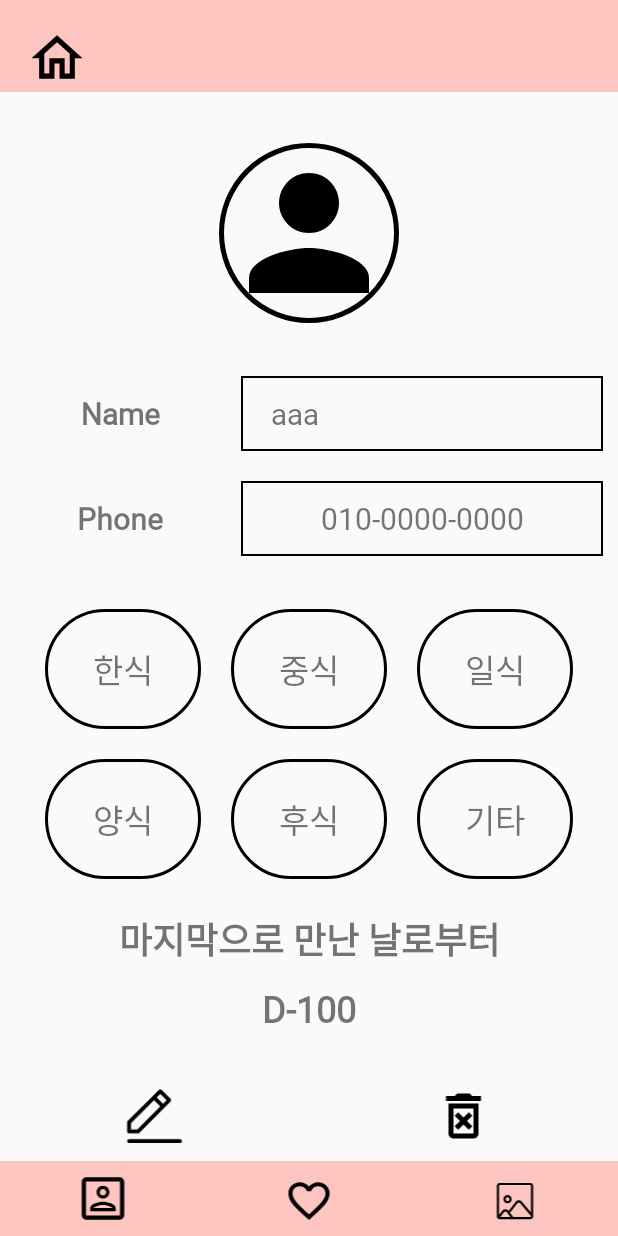
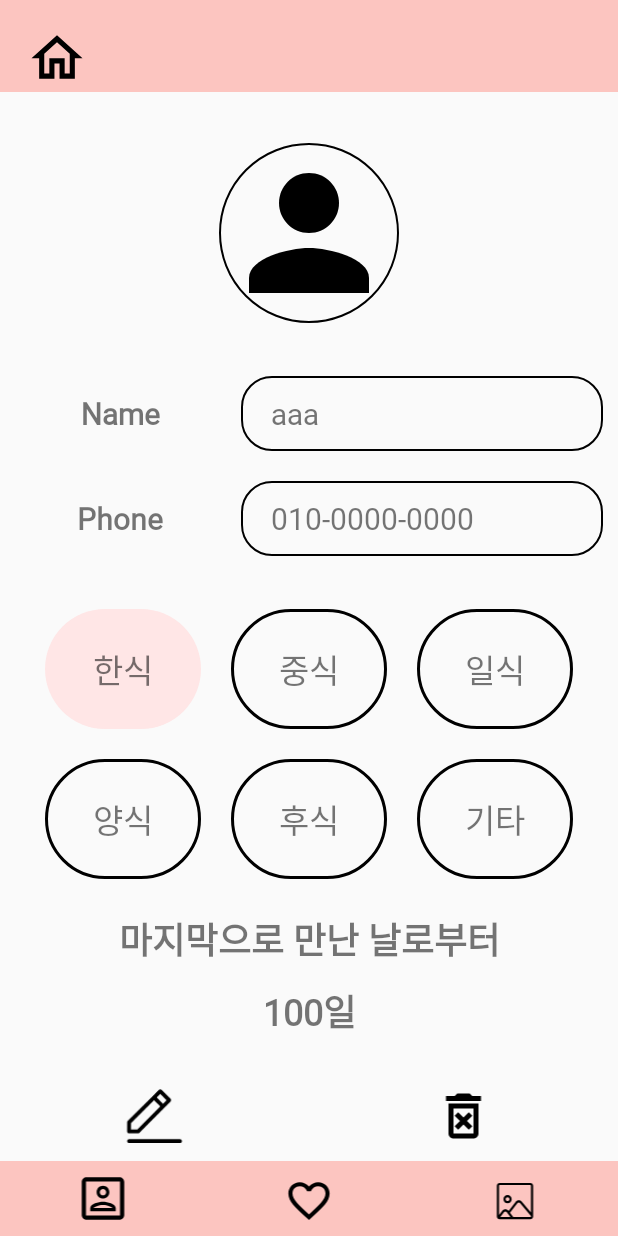
Before and after one commit to editadiary/bapmuksa, an Android app: the ContactActivity screen opened directly, with no data from a screen before it, after a tap on "aaa", on a phone screen of 412 x 824 dp. Run offline under Robolectric (Android 15) with nearby library versions, the phone set to English and light mode, and no system bars; our stand-ins replace CircleImageView.

Commit message:
tag button click

```diff
--- a/app/src/main/java/com/example/myapplication/Common.java
+++ b/app/src/main/java/com/example/myapplication/Common.java
@@ -1,17 +1,14 @@
 package com.example.myapplication;
 
+import android.app.Activity;
 import android.content.Context;
 import android.os.Environment;
-import android.util.TypedValue;
+import android.widget.TextView;
 
 import com.example.myapplication.Contact.Contact;
 import com.example.myapplication.Contact.ContactAdapter;
 import com.example.myapplication.Gallery.GalleryAdapter;
 import com.example.myapplication.Gallery.ImageFile;
-
-import org.json.JSONArray;
-import org.json.JSONException;
-import org.json.JSONObject;
 
 import java.io.IOException;
 import java.io.InputStream;
@@ -21,14 +18,12 @@ import java.util.Stack;
 
 
 public class Common {
-    public static final String[] food_tags = {"한식", "중식", "일식", "양식", "후식", "기타"};
-    public static boolean isAvailable = false;
-    public static boolean isReadable = false;
-    public static boolean isWriteable = false;
+    public static final String[] food_tags_id = {"tagKorean", "tagChinese", "tagJapanese", "tagItalian", "tagDessert", "tagETC"};
+    public static final int[] food_tags_color = {R.drawable.checked_circle_korean, R.drawable.checked_circle_chinese, R.drawable.checked_circle_japanese, R.drawable.checked_circle_italian, R.drawable.checked_circle_dessert, R.drawable.checked_circle_etc};
     public static final String root = Environment.getExternalStorageDirectory().getAbsolutePath();
     public static final String files_path = "/Android/data/com.example.myapplication/files/";
-
     public static final String CONTACT_JSON_FILE_NAME = "contact.json";
+    public static boolean isAvailable = false, isReadable = false, isWriteable = false;
     public static Stack<Integer> stack_page;
     public static ArrayList<Contact> mContactList;
     public static ContactAdapter mAdapter;
@@ -38,6 +33,12 @@ public class Common {
     // btn: 0: Home, 1: Contact, 2: Gallery, 3:IDK, 4: Contact Create, 5: Contact Detail, 6: Contact Update
     public static int currentTab = 0;
     public static int id_num = 12;
+
+    public static void toPrev(Activity activity) {
+        if(stack_page.empty()) System.exit(0);
+        stack_page.pop();
+        activity.finish();
+    }
 
     public static String getJsonString(Context context, String fileName) {
         String str = "";
@@ -58,6 +59,15 @@ public class Common {
 
         return str;
     }
+
+    public static void setTagsColor(TextView[] views, boolean[] checked) {
+        for(int i = 0; i < 6; i++) {
+            if(checked[i]){
+                views[i].setBackgroundResource(food_tags_color[i]);
+            }
+        }
+    }
+
     public static ArrayList<ImageFile> initGallery() {
         ArrayList<ImageFile> items = new ArrayList<>();
         items.add(new ImageFile("칵테일", R.drawable.image1, 4, 180702));
@@ -78,7 +88,6 @@ public class Common {
         items.add(new ImageFile("파전", R.drawable.image16, 0, 220702));
 
         return items;
-
     }
 
 }
--- a/app/src/main/java/com/example/myapplication/Contact/ContactActivity.java
+++ b/app/src/main/java/com/example/myapplication/Contact/ContactActivity.java
@@ -16,6 +16,7 @@ import android.net.Uri;
 import android.os.Build;
 import android.os.Bundle;
 import android.provider.ContactsContract;
+import android.util.Log;
 import android.view.View;
 import android.widget.ImageView;
 
@@ -62,10 +63,12 @@ public class ContactActivity extends AppCompatActivity implements View.OnClickLi
             if(stack_page.peek() == 5) return;
 
             stack_page.push(5);
-            Intent intent = new Intent(getApplicationContext(), ContactDetailActivity.class);
+            Intent intent = new Intent(this, ContactDetailActivity.class);
+            Log.d("tags____", mContactList.get(position).getTags().toString());
             intent.putExtra("name", mContactList.get(position).getName())
                     .putExtra("phone", mContactList.get(position).getPhone())
-                            .putExtra("pos", Integer.toString(position));
+                    .putExtra("tags", mContactList.get(position).getTags())
+                    .putExtra("pos", Integer.toString(position));
 
             startActivity(intent);
         };
@@ -79,4 +82,10 @@ public class ContactActivity extends AppCompatActivity implements View.OnClickLi
         Intent intent = new Intent(this, ContactCreateActivity.class);
         startActivity(intent);
     }
+
+    @Override
+    public void onBackPressed() {
+        Common.toPrev(this);
+    }
+
 }
--- a/app/src/main/java/com/example/myapplication/Contact/ContactDetailActivity.java
+++ b/app/src/main/java/com/example/myapplication/Contact/ContactDetailActivity.java
@@ -21,38 +21,38 @@ import com.example.myapplication.Common;
 import com.example.myapplication.R;
 
 public class ContactDetailActivity extends AppCompatActivity implements View.OnClickListener {
-    String pos = "-1";
-    String name = "이름이 없습니다.";
-    String phone = "전화번호가 없습니다.";
+    String pos = "-1", name = "이름이 없습니다.", phone = "전화번호가 없습니다.";
+    boolean[] tags = new boolean[6];
+    ActivityResultLauncher<Intent> activityResultLauncher;
     ImageView editBtn, deleteBtn;
-    ActivityResultLauncher<Intent> activityResultLauncher;
+    TextView nameTV, phoneTV;
+    TextView[] tagTV = new TextView[6];
     Bundle extras;
 
     protected void onCreate(@Nullable Bundle savedInstanceState) {
         super.onCreate(savedInstanceState);
         setContentView(R.layout.activity_contact_detail);
 
+        // findViewById
         editBtn = findViewById(R.id.ic_edit);
         deleteBtn = findViewById(R.id.ic_delete);
 
+        nameTV = findViewById(R.id.detail_name);
+        phoneTV = findViewById(R.id.detail_phone);
+
         editBtn.setOnClickListener(this);
-        editBtn.setOnClickListener(this);
+        deleteBtn.setOnClickListener(this);
 
-        TextView nameTV = findViewById(R.id.detail_name);
-        TextView phoneTV = findViewById(R.id.detail_phone);
+        for(int i = 0; i < 6; ++i)
+            tagTV[i] = findViewById(getResources().getIdentifier(Common.food_tags_id[i], "id", getPackageName()));
 
-        extras = getIntent().getExtras();
-        if(extras != null) {
-            name = extras.getString("name");
-            phone = extras.getString("phone");
-            pos = extras.getString("pos");
-        }
+        setViews();
 
-        nameTV.setText(name);
-        phoneTV.setText(phone);
+        activityResultLauncher = setResultLauncher();
+    }
 
-
-        activityResultLauncher = registerForActivityResult(new ActivityResultContracts.StartActivityForResult(), result -> {
+    private ActivityResultLauncher<Intent> setResultLauncher() {
+        return registerForActivityResult(new ActivityResultContracts.StartActivityForResult(), result -> {
             if(result.getResultCode() == 200) {
                 assert result.getData() != null;
                 extras = result.getData().getExtras();
@@ -60,15 +60,35 @@ public class ContactDetailActivity extends AppCompatActivity implements View.OnC
                 if(extras != null) {
                     name = extras.getString("name");
                     phone = extras.getString("phone");
+                    tags = extras.getBooleanArray("tags");
                     pos = extras.getString("pos");
                 }
+                Common.setTagsColor(tagTV, tags);
 
                 nameTV.setText(name);
                 phoneTV.setText(phone);
             }
         });
     }
+    private void setViews() {
+        Bundle extras = getIntent().getExtras();
+        if(extras != null) {
+            name = extras.getString("name");
+            phone = extras.getString("phone");
+            tags = extras.getBooleanArray("tags");
+            pos = extras.getString("pos");
+        }
 
+        nameTV.setText(name);
+        phoneTV.setText(phone);
+
+        Common.setTagsColor(tagTV, tags);
+    }
+
+    @Override
+    public void onBackPressed() {
+        Common.toPrev(this);
+    }
 
     @Override
     public void onClick(View v) {
@@ -81,7 +101,8 @@ public class ContactDetailActivity extends AppCompatActivity implements View.OnC
             intent = new Intent(getApplicationContext(), ContactUpdateActivity.class);
             intent.putExtra("name", name)
                     .putExtra("phone", phone)
-                            .putExtra("pos", pos);
+                    .putExtra("tags", tags)
+                    .putExtra("pos", pos);
 
             activityResultLauncher.launch(intent);
         }
@@ -94,12 +115,9 @@ public class ContactDetailActivity extends AppCompatActivity implements View.OnC
             builder.setPositiveButton("Confirm", (dialog, which) -> {
                 mContactList.remove(Integer.parseInt(pos));
                 Toast.makeText(this, "This Contact is deleted.", Toast.LENGTH_LONG).show();
-                mAdapter.notifyDataSetChanged();
                 stack_page.pop(); stack_page.push(1);
                 finish();
-            });
-            builder.setNegativeButton("Cancel", (dialog, which) -> {
-               return;
+                mAdapter.notifyDataSetChanged();
             });
             AlertDialog dlg = builder.create();
             dlg.show();
--- a/app/src/main/res/drawable/all_border_line.xml
+++ b/app/src/main/res/drawable/all_border_line.xml
@@ -10,7 +10,9 @@
                 android:width="1dp"
                 android:color="#000000"/>
             <solid android:color="#00000000"/>
+            <corners
+                android:radius="20dp"
+                />
         </shape>
-
     </item>
 </selector>
--- /dev/null
+++ b/app/src/main/res/drawable/checked_circle_chinese.xml
@@ -0,0 +1,9 @@
+<?xml version="1.0" encoding="utf-8"?>
+<shape xmlns:android="http://schemas.android.com/apk/res/android">
+    <solid android:color="#F2D1D1"/>
+
+    <corners
+        android:radius="60dp"
+        />
+
+</shape>
--- /dev/null
+++ b/app/src/main/res/drawable/checked_circle_dessert.xml
@@ -0,0 +1,9 @@
+<?xml version="1.0" encoding="utf-8"?>
+<shape xmlns:android="http://schemas.android.com/apk/res/android">
+    <solid android:color="@color/dessert"/>
+
+    <corners
+        android:radius="60dp"
+        />
+
+</shape>
--- /dev/null
+++ b/app/src/main/res/drawable/checked_circle_etc.xml
@@ -0,0 +1,9 @@
+<?xml version="1.0" encoding="utf-8"?>
+<shape xmlns:android="http://schemas.android.com/apk/res/android">
+    <solid android:color="@color/etc"/>
+
+    <corners
+        android:radius="60dp"
+        />
+
+</shape>
--- /dev/null
+++ b/app/src/main/res/drawable/checked_circle_italian.xml
@@ -0,0 +1,9 @@
+<?xml version="1.0" encoding="utf-8"?>
+<shape xmlns:android="http://schemas.android.com/apk/res/android">
+    <solid android:color="@color/italian"/>
+
+    <corners
+        android:radius="60dp"
+        />
+
+</shape>
--- /dev/null
+++ b/app/src/main/res/drawable/checked_circle_japanese.xml
@@ -0,0 +1,9 @@
+<?xml version="1.0" encoding="utf-8"?>
+<shape xmlns:android="http://schemas.android.com/apk/res/android">
+    <solid android:color="@color/japanese"/>
+
+    <corners
+        android:radius="60dp"
+        />
+
+</shape>
--- /dev/null
+++ b/app/src/main/res/drawable/checked_circle_korean.xml
@@ -0,0 +1,9 @@
+<?xml version="1.0" encoding="utf-8"?>
+<shape xmlns:android="http://schemas.android.com/apk/res/android">
+    <solid android:color="@color/korean"/>
+
+    <corners
+        android:radius="60dp"
+        />
+
+</shape>
--- a/app/src/main/res/layout/activity_contact_create.xml
+++ b/app/src/main/res/layout/activity_contact_create.xml
@@ -242,7 +242,7 @@
                 />
 
             <TextView
-                android:id="@+id/tagDesert"
+                android:id="@+id/tagDessert"
                 android:layout_width="0dp"
                 android:layout_height="80dp"
                 android:layout_rowWeight="1"
@@ -266,7 +266,6 @@
                 android:background="@drawable/circle"
                 android:textSize="22sp"
                 />
-
         </GridLayout>
 
 
--- a/app/src/main/res/layout/activity_contact_detail.xml
+++ b/app/src/main/res/layout/activity_contact_detail.xml
@@ -42,7 +42,7 @@
                 android:src="@drawable/ic_person"
                 android:layout_marginTop="15dp"
                 app:civ_border_overlay="true"
-                app:civ_border_width="3dp"
+                app:civ_border_width="1dp"
                 app:civ_border_color="#000000"
                 app:layout_constraintTop_toTopOf="parent"
                 app:layout_constraintLeft_toLeftOf="parent"
@@ -117,7 +117,7 @@
                     android:layout_weight="3"
                     android:layout_marginEnd="10dp"
                     android:text="@string/temp"
-                    android:gravity="center"
+                    android:gravity="center_vertical"
                     android:paddingStart="20dp"
                     android:paddingEnd="20dp"
                     android:textSize="20sp"
@@ -195,7 +195,7 @@
                     />
 
                 <TextView
-                    android:id="@+id/tagDesert"
+                    android:id="@+id/tagDessert"
                     android:layout_width="0dp"
                     android:layout_height="80dp"
                     android:layout_rowWeight="1"
@@ -219,7 +219,6 @@
                     android:background="@drawable/circle"
                     android:textSize="22sp"
                     />
-
             </GridLayout>
 
             <TextView
@@ -238,7 +237,7 @@
                 android:layout_width="match_parent"
                 android:layout_height="60dp"
                 android:gravity="center_horizontal"
-                android:text = "D-100"
+                android:text = "100일"
                 android:fontFamily="@font/binggrae"
                 android:textSize="24sp"
                 android:textStyle="bold"
```
Also changed, not shown: app/src/main/assets/contact.json (+12 -12 lines), app/src/main/java/com/example/myapplication/Contact/Contact.java (+4 -4 lines), app/src/main/java/com/example/myapplication/Contact/ContactCreateActivity.java (+40 -36 lines), app/src/main/java/com/example/myapplication/Contact/ContactUpdateActivity.java (+4 -3 lines), app/src/main/java/com/example/myapplication/MainActivity.java (+7 -2 lines).
